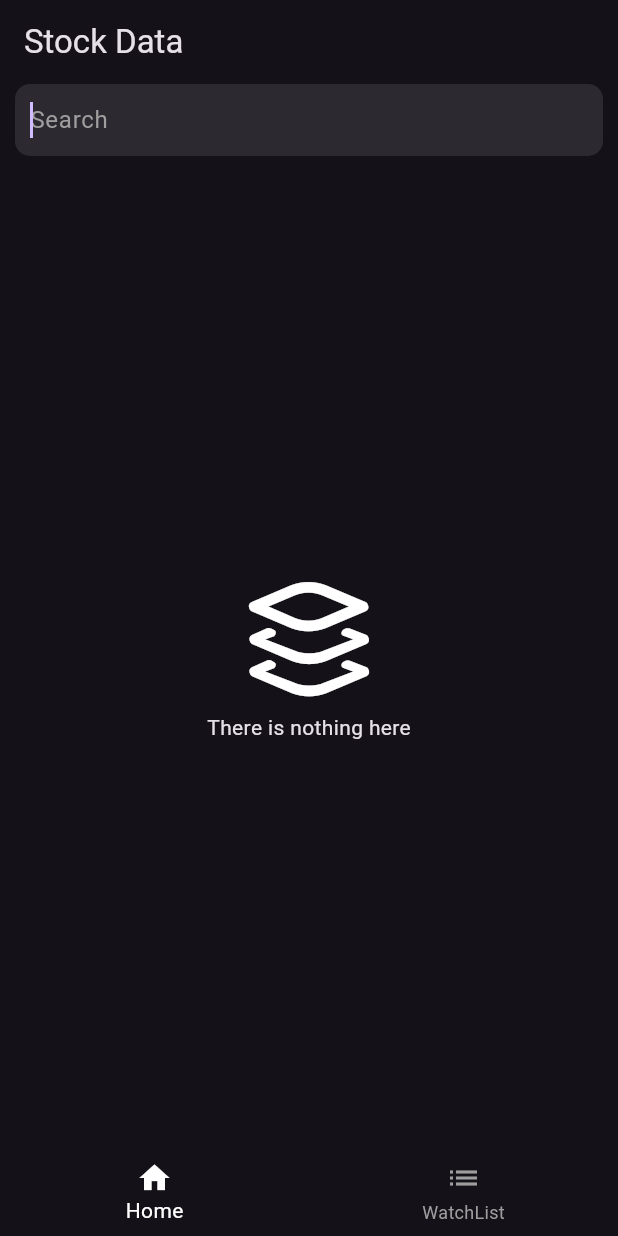
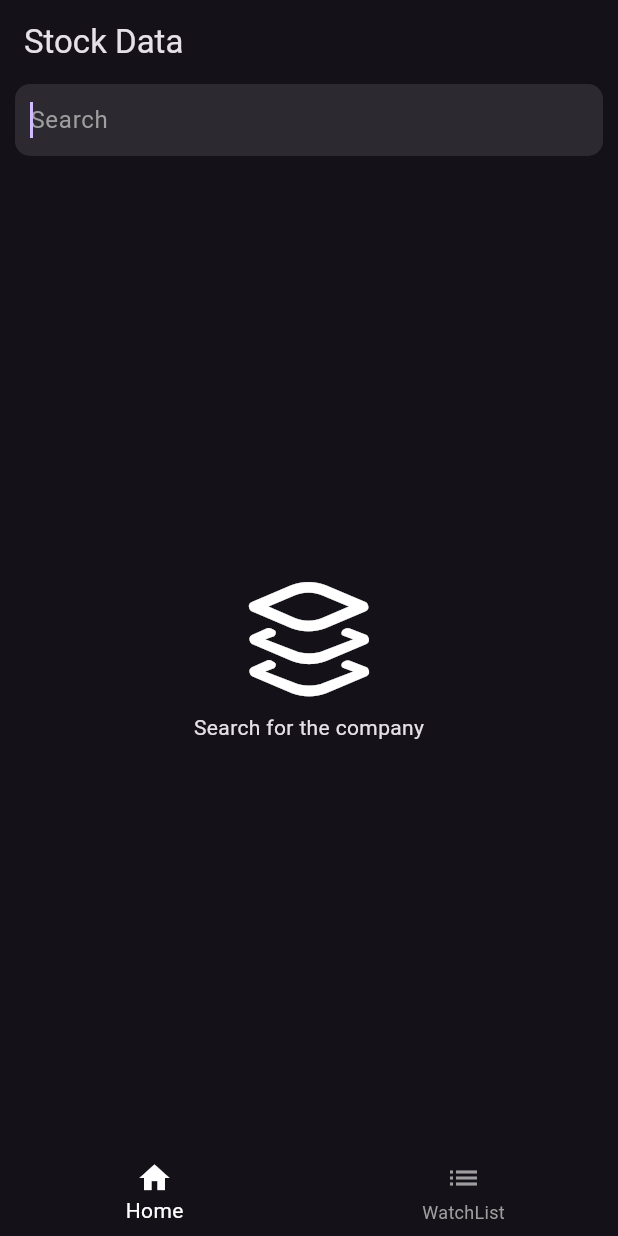
Before and after one commit to edwinMj13/wee75MachineTask, a Flutter app: the screen it shows after launch, on a phone screen of 412 x 824 dp. Run offline on Flutter 3.47's test engine with Material 3 defaults, Android fonts, the phone set to English and light mode, and no system bars; our stand-ins replace either_dart, hive, hive_flutter; accounts and stored records are empty.

```diff
--- a/lib/feature/data/hardcoded_datas/constants.dart
+++ b/lib/feature/data/hardcoded_datas/constants.dart
@@ -1,4 +1,4 @@
-const apiKey = "&apikey=M91WRHVOU217QROZ";  //ZJY4BUA5ELUCC35F
+const apiKey = "&apikey=SEUDKMOSJ5PR8VFH";  //NEYQQHZ9DSWP6SKC
 
 const baseUrl = "https://www.alphavantage.co/query?";
 
@@ -12,7 +12,7 @@ const urlOutputSize = "&outputsize=compact";
 const urlKeywords = "&keywords=";
 const rupeeSymbol = "₹";
 
-// url to get Company  https://www.alphavantage.co/query?function=TIME_SERIES_DAILY&symbol=TATACHEM.BSE&outputsize=compact&apikey=SEUDKMOSJ5PR8VFH
+// url to get Company  https://www.alphavantage.co/query?function=TIME_SERIES_DAILY&symbol=TATACHEM.BSE&outputsize=compact&apikey=M91WRHVOU217QROZ
  //final response =  http.get(Uri.parse("$baseUrl$urlGetCompanyFunctions$urlCompany$companyNames$urlOutputSize$apiKey"));
 //final response = await http.get(Uri.parse("$baseUrl$urlSearchFunctions$urlKeywords$tag$apiKey"));
 // https://www.alphavantage.co/query?function=SYMBOL_SEARCH&keywords=&apikey=SEUDKMOSJ5PR8VFH
--- a/lib/feature/presentation/screen/home_screen.dart
+++ b/lib/feature/presentation/screen/home_screen.dart
@@ -1,6 +1,7 @@
 import 'package:flutter/material.dart';
 import 'package:week_three_machine_task_stock/feature/data/hardcoded_datas/constants.dart';
 import 'package:week_three_machine_task_stock/feature/data/local_data/hive_operations.dart';
+import 'package:week_three_machine_task_stock/feature/data/models/watchlist_hive_model.dart';
 import 'package:week_three_machine_task_stock/feature/data/repository/home_services.dart';
 import 'package:week_three_machine_task_stock/feature/domain/use_cases/home_screen_cases.dart';
 import 'package:week_three_machine_task_stock/feature/presentation/widgets/empty_list_widget.dart';
@@ -25,8 +26,8 @@ class _HomeScreenState extends State<HomeScreen> {
       print("searchController ${searchController.text}");
       if (searchController.text.isNotEmpty) {
         print("object");
-        homeScreenCases.getStockList(searchController.text,context);
-      }else{
+        homeScreenCases.getStockList(searchController.text, context);
+      } else {
         HomeServices.stockValueListener.value = List.from([]);
         print("CLEAR");
       }
@@ -49,7 +50,15 @@ class _HomeScreenState extends State<HomeScreen> {
       padding: const EdgeInsets.symmetric(horizontal: 10.0),
       child: Column(
         children: [
-          Container(
+          searchField(),
+          homeScreenContent(),
+        ],
+      ),
+    );
+  }
+
+  Container searchField() {
+    return Container(
       decoration: BoxDecoration(
           color: Colors.white10, borderRadius: BorderRadius.circular(10)),
       child: TextField(
@@ -61,16 +70,36 @@ class _HomeScreenState extends State<HomeScreen> {
             hintText: "Search",
             hintStyle: TextStyle(color: Colors.grey)),
       ),
-          ),
-          Expanded(
+    );
+  }
+
+  Expanded homeScreenContent() {
+    return Expanded(
       child: ValueListenableBuilder(
         valueListenable: HomeServices.stockValueListener,
         builder: (context, snapShot, _) {
-                if(snapShot.isNotEmpty) {
+          if (snapShot.isNotEmpty) {
             return ListView.separated(
               itemBuilder: (context, index) {
+                return searchResults(snapShot, index);
+              },
+              itemCount: snapShot.length,
+              separatorBuilder: (context, index) => const Divider(
+                height: 0.5,
+                color: Colors.white10,
+              ),
+            );
+          } else {
+            return EmptyListWidget(title: "Search for the company");
+          }
+        },
+      ),
+    );
+  }
+
+  Container searchResults(List<WatchListHive> snapShot, int index) {
     return Container(
-                        padding: EdgeInsets.all(20),
+      padding: const EdgeInsets.all(20),
       decoration: BoxDecoration(
         borderRadius: BorderRadius.circular(10),
         //color: Colors.white24,
@@ -78,18 +107,18 @@ class _HomeScreenState extends State<HomeScreen> {
       child: Row(
         mainAxisAlignment: MainAxisAlignment.spaceBetween,
         children: [
-                            Text(snapShot[index].companyName,
-                              overflow: TextOverflow.fade, maxLines: 1,),
+          Text(
+            snapShot[index].companyName,
+            overflow: TextOverflow.fade,
+            maxLines: 1,
+          ),
           Text(
             "$rupeeSymbol ${snapShot[index].latestPrice}",
             style: TextStyle(
-                                  color: double.parse(
-                                      snapShot[index].latestPrice) >
-                                      double.parse(
-                                          snapShot[index].previousPrice)
+                color: double.parse(snapShot[index].latestPrice) >
+                        double.parse(snapShot[index].previousPrice)
                     ? Colors.green
-                                      : Colors.red
-                              ),
+                    : Colors.red),
           ),
           InkWell(
             onTap: () {},
@@ -97,28 +126,11 @@ class _HomeScreenState extends State<HomeScreen> {
               onPressed: () {
                 HiveOperations.addToStorage(snapShot[index]);
               },
-                                icon: Icon(Icons.add),
+              icon: const Icon(Icons.add),
             ),
           )
         ],
       ),
     );
-                    },
-                    itemCount: snapShot.length,
-                    separatorBuilder: (context, index) =>
-                        Divider(
-                          height: 0.5,
-                          color: Colors.white10,
-                        ),
-                  );
-                }else{
-                  return EmptyListWidget();
-                }
-              },
-            ),
-          ),
-        ],
-      ),
-    );
   }
 }
--- a/lib/main_screen.dart
+++ b/lib/feature/presentation/screen/main_screen.dart
@@ -4,8 +4,8 @@ import 'package:week_three_machine_task_stock/feature/data/models/bottom_navigat
 import 'package:week_three_machine_task_stock/feature/data/models/watchlist_hive_model.dart';
 import 'package:week_three_machine_task_stock/feature/domain/use_cases/main_screen_cases.dart';
 
-import 'feature/data/hardcoded_datas/defaults.dart';
-import 'feature/data/models/todays_stock_details_model.dart';
+import '../../data/hardcoded_datas/defaults.dart';
+import '../../data/models/todays_stock_details_model.dart';
 
 class MainScreen extends StatefulWidget {
   const MainScreen({super.key});
@@ -34,7 +34,25 @@ class _MainScreenState extends State<MainScreen> {
           appBar: AppBar(
             title: Text(snapData==0?"Stock Data":"WatchList"),
           ),
-          bottomNavigationBar:  BottomNavigationBar(
+          bottomNavigationBar:  MainScreenBottomNavigationWidget(snapData: snapData,),
+          body: MainScreenCases.getMainScreenPages(),
+        );
+      }
+    );
+  }
+
+
+}
+
+class MainScreenBottomNavigationWidget extends StatelessWidget {
+   const MainScreenBottomNavigationWidget({
+    super.key,
+    required this.snapData
+  });
+   final int snapData;
+  @override
+  Widget build(BuildContext context) {
+    return BottomNavigationBar(
           items: List.generate(
               HardCodeDefaultData.getBottomNavigationData().length, (index) {
             return BottomNavigationBarItem(
@@ -46,12 +64,6 @@ class _MainScreenState extends State<MainScreen> {
           selectedItemColor: Colors.white,
           unselectedItemColor: Colors.grey,
           onTap: MainScreenCases.changeCurrentBottomIndex,
-              ),
-          body: MainScreenCases.getMainScreenPages(),
         );
   }
-    );
 }
-
-
-}
--- a/lib/feature/presentation/widgets/empty_list_widget.dart
+++ b/lib/feature/presentation/widgets/empty_list_widget.dart
@@ -3,19 +3,21 @@ import 'package:flutter/cupertino.dart';
 import 'package:flutter/material.dart';
 
 class EmptyListWidget extends StatelessWidget {
-  const EmptyListWidget({
+   EmptyListWidget({
     super.key,
+    required this.title,
   });
+  String title;
 
   @override
   Widget build(BuildContext context) {
-    return const Center(
+    return  Center(
       child: Column(
         mainAxisAlignment: MainAxisAlignment.center,
         crossAxisAlignment: CrossAxisAlignment.center,
         children: [
           Icon(CupertinoIcons.layers_alt,size: 100,),
-          Text("There is nothing here"),
+          Text(title),
         ],
       ),
     );
--- a/lib/main.dart
+++ b/lib/main.dart
@@ -1,7 +1,7 @@
 import 'package:flutter/material.dart';
 import 'package:hive_flutter/hive_flutter.dart';
 import 'package:week_three_machine_task_stock/feature/data/models/watchlist_hive_model.dart';
-import 'package:week_three_machine_task_stock/main_screen.dart';
+import 'package:week_three_machine_task_stock/feature/presentation/screen/main_screen.dart';
 
 Future<void> main() async {
   WidgetsFlutterBinding.ensureInitialized();
@@ -19,7 +19,7 @@ class MyApp extends StatelessWidget {
   @override
   Widget build(BuildContext context) {
     return MaterialApp(
-      title: 'BW M Week 1',
+      title: 'Stock Tracker',
       debugShowCheckedModeBanner: false,
       theme: ThemeData(
         brightness: Brightness.dark,
```
Also changed, not shown: lib/feature/data/local_data/hive_operations.dart (+11 -11 lines), lib/feature/data/repository/home_services.dart (+82 -29 lines), lib/feature/domain/use_cases/home_screen_cases.dart (+19 -11 lines), lib/feature/presentation/screen/watch_list_screen.dart (+23 -15 lines), 11 other files. Lines whose indentation alone changed are shown as unchanged.
